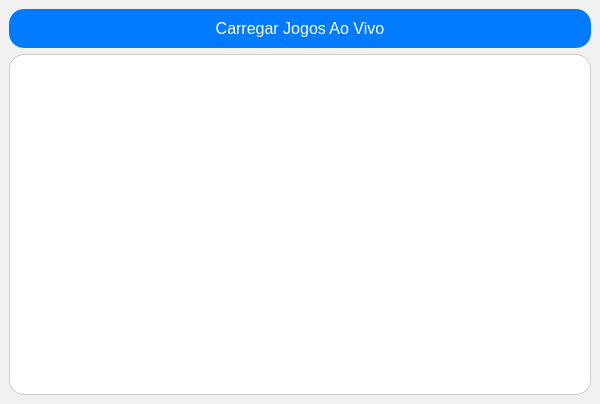
Old version of the form interface.ui in the repository XlouPx/App_futebol.
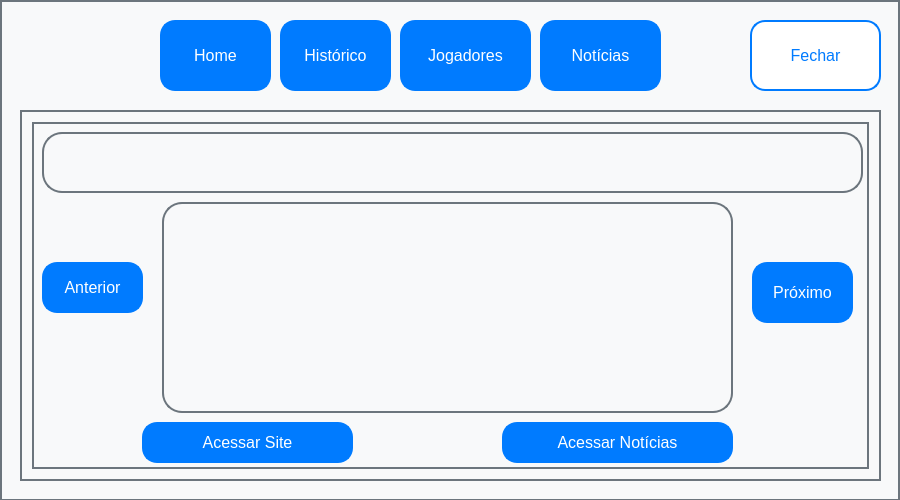
New version of the form. Icons and pictures are not drawn.

Commit message: Versao RealMadriNoticias

The edit to the form file:
```diff
--- a/interface.ui
+++ b/interface.ui
@@ -1,63 +1,638 @@
 <?xml version="1.0" encoding="UTF-8"?>
 <ui version="4.0">
- <class>MainWindow</class>
- <widget class="QMainWindow" name="MainWindow">
+ <class>MeuApp</class>
+ <widget class="QMainWindow" name="MeuApp">
   <property name="geometry">
    <rect>
     <x>0</x>
     <y>0</y>
-    <width>600</width>
-    <height>404</height>
+    <width>900</width>
+    <height>500</height>
    </rect>
   </property>
+  <property name="sizePolicy">
+   <sizepolicy hsizetype="Fixed" vsizetype="Fixed">
+    <horstretch>0</horstretch>
+    <verstretch>0</verstretch>
+   </sizepolicy>
+  </property>
+  <property name="minimumSize">
+   <size>
+    <width>900</width>
+    <height>500</height>
+   </size>
+  </property>
+  <property name="maximumSize">
+   <size>
+    <width>900</width>
+    <height>500</height>
+   </size>
+  </property>
   <property name="windowTitle">
    <string>App_Futebol</string>
   </property>
-  <property name="windowIcon">
-   <iconset>
-    <normaloff>App_futebol.ico</normaloff>App_futebol.ico</iconset>
+  <property name="toolTipDuration">
+   <number>12</number>
   </property>
   <property name="styleSheet">
-   <string notr="true">background-color: #f0f0f0;</string>
+   <string notr="true">background-color: white;</string>
   </property>
   <widget class="QWidget" name="centralwidget">
-   <layout class="QVBoxLayout" name="verticalLayout">
-    <item>
-     <widget class="QPushButton" name="pushButton">
-      <property name="styleSheet">
-       <string notr="true">	border-width: medium;
+   <property name="toolTipDuration">
+    <number>12</number>
+   </property>
+   <widget class="QWidget" name="widget" native="true">
+    <property name="geometry">
+     <rect>
+      <x>0</x>
+      <y>0</y>
+      <width>900</width>
+      <height>501</height>
+     </rect>
+    </property>
+    <property name="toolTipDuration">
+     <number>12</number>
+    </property>
+    <property name="styleSheet">
+     <string notr="true">QWidget {
+    background-color: #f8f9fa;
+    color: #343a40;
+    border: 2px solid #6c757d;
+    padding: 10px;
+    font-size: 14px;
+}</string>
+    </property>
+    <widget class="QPushButton" name="btnFechar">
+     <property name="geometry">
+      <rect>
+       <x>750</x>
+       <y>10</y>
+       <width>131</width>
+       <height>81</height>
+      </rect>
+     </property>
+     <property name="font">
+      <font>
+       <pointsize>14</pointsize>
+      </font>
+     </property>
+     <property name="styleSheet">
+      <string notr="true">QPushButton {
+    background-color: #ffffff;
+    color: #007bff;
+    border: 2px solid #007bff;
+    border-radius: 15px;
+    padding: 10px 20px;
+    font-size: 16px;
+    margin-top: 10px;
+}
+
+QPushButton:hove {
+    background-color: #e5e5e5;
+    color: #0056b3;
+}
+
+QPushButton:presse {
+    background-color: #c6c6c6;
+    color: #004080;
+}
+
+</string>
+     </property>
+     <property name="text">
+      <string>Fechar</string>
+     </property>
+     <property name="flat">
+      <bool>true</bool>
+     </property>
+    </widget>
+    <widget class="QPushButton" name="btnHome">
+     <property name="geometry">
+      <rect>
+       <x>160</x>
+       <y>10</y>
+       <width>111</width>
+       <height>81</height>
+      </rect>
+     </property>
+     <property name="font">
+      <font>
+       <pointsize>14</pointsize>
+      </font>
+     </property>
+     <property name="styleSheet">
+      <string notr="true">QPushButton {
     background-color: #007bff;
     color: white;
-    border: none;
+    border: 2px solid #007bff;
     border-radius: 15px;
     padding: 10px 20px;
     font-size: 16px;
+    margin-top: 10px;
+}
+
+QPushButton:hover {
+    background-color: #0056b3;
+}
+
+QPushButton:pressed {
+    background-color: #004080;
+}
 </string>
-      </property>
-      <property name="text">
-       <string>Carregar Jogos Ao Vivo</string>
-      </property>
-     </widget>
-    </item>
-    <item>
-     <widget class="QTextBrowser" name="textBrowser">
-      <property name="styleSheet">
-       <string notr="true">QTextBrowser {
-    background-color: white;
-    color: black;
-    border: 1px solid #ccc;
+     </property>
+     <property name="text">
+      <string>Home</string>
+     </property>
+     <property name="flat">
+      <bool>true</bool>
+     </property>
+    </widget>
+    <widget class="QPushButton" name="btnJogadores">
+     <property name="geometry">
+      <rect>
+       <x>400</x>
+       <y>10</y>
+       <width>131</width>
+       <height>81</height>
+      </rect>
+     </property>
+     <property name="font">
+      <font>
+       <pointsize>14</pointsize>
+      </font>
+     </property>
+     <property name="styleSheet">
+      <string notr="true">QPushButton {
+    background-color: #007bff;
+    color: white;
+    border: 2px solid #007bff;
     border-radius: 15px;
+    padding: 10px 20px;
+    font-size: 16px;
+    margin-top: 10px;
+}
+
+QPushButton:hover {
+    background-color: #0056b3;
+}
+
+QPushButton:pressed {
+    background-color: #004080;
+}
+</string>
+     </property>
+     <property name="text">
+      <string>Jogadores</string>
+     </property>
+     <property name="flat">
+      <bool>true</bool>
+     </property>
+    </widget>
+    <widget class="QPushButton" name="btnNoticias">
+     <property name="geometry">
+      <rect>
+       <x>540</x>
+       <y>10</y>
+       <width>121</width>
+       <height>81</height>
+      </rect>
+     </property>
+     <property name="font">
+      <font>
+       <pointsize>14</pointsize>
+      </font>
+     </property>
+     <property name="toolTipDuration">
+      <number>12</number>
+     </property>
+     <property name="styleSheet">
+      <string notr="true">QPushButton {
+    background-color: #007bff;
+    color: white;
+    border: 2px solid #007bff;
+    border-radius: 15px;
+    padding: 10px 20px;
+    font-size: 16px;
+    margin-top: 10px;
+}
+
+QPushButton:hover {
+    background-color: #0056b3;
+}
+
+QPushButton:pressed {
+    background-color: #004080;
+}
+</string>
+     </property>
+     <property name="text">
+      <string>Notícias</string>
+     </property>
+     <property name="autoDefault">
+      <bool>false</bool>
+     </property>
+     <property name="default">
+      <bool>false</bool>
+     </property>
+     <property name="flat">
+      <bool>true</bool>
+     </property>
+    </widget>
+    <widget class="QPushButton" name="btnHistoria">
+     <property name="geometry">
+      <rect>
+       <x>280</x>
+       <y>10</y>
+       <width>111</width>
+       <height>81</height>
+      </rect>
+     </property>
+     <property name="font">
+      <font>
+       <pointsize>14</pointsize>
+      </font>
+     </property>
+     <property name="toolTipDuration">
+      <number>12</number>
+     </property>
+     <property name="styleSheet">
+      <string notr="true">QPushButton {
+    background-color: #007bff;
+    color: white;
+    border: 2px solid #007bff;
+    border-radius: 15px;
+    padding: 10px 20px;
+    font-size: 16px;
+    margin-top: 10px;
+}
+
+QPushButton:hover {
+    background-color: #0056b3;
+}
+
+QPushButton:pressed {
+    background-color: #004080;
+}
+</string>
+     </property>
+     <property name="text">
+      <string>Histórico</string>
+     </property>
+     <property name="flat">
+      <bool>true</bool>
+     </property>
+    </widget>
+    <widget class="QStackedWidget" name="stackedWidget">
+     <property name="geometry">
+      <rect>
+       <x>20</x>
+       <y>110</y>
+       <width>861</width>
+       <height>371</height>
+      </rect>
+     </property>
+     <property name="font">
+      <font>
+       <pointsize>14</pointsize>
+      </font>
+     </property>
+     <property name="toolTipDuration">
+      <number>12</number>
+     </property>
+     <property name="styleSheet">
+      <string notr="true">QStackedWidget {
+    background-color: #f8f9fa;
+    color: #343a40;
+    border: 2px solid #6c757d;
     padding: 10px;
     font-size: 14px;
-    min-height: 200px;
+}
+
+QStackedWidget:focus {
+    border: 2px solid #007bff;
+}
+</string>
+     </property>
+     <property name="currentIndex">
+      <number>3</number>
+     </property>
+     <widget class="QWidget" name="home">
+      <widget class="QTextEdit" name="btnResumoHome">
+       <property name="geometry">
+        <rect>
+         <x>0</x>
+         <y>0</y>
+         <width>831</width>
+         <height>341</height>
+        </rect>
+       </property>
+       <property name="toolTipDuration">
+        <number>12</number>
+       </property>
+       <property name="styleSheet">
+        <string notr="true">QTextEdit {
+    background-color: #f8f9fa;
+    color: #343a40;
+    border: 2px solid #6c757d;
+    border-radius: 20px;
+    padding: 8px;
+    font-size: 14px;
 }</string>
+       </property>
+       <property name="html">
+        <string>&lt;!DOCTYPE HTML PUBLIC &quot;-//W3C//DTD HTML 4.0//EN&quot; &quot;http://www.w3.org/TR/REC-html40/strict.dtd&quot;&gt;
+&lt;html&gt;&lt;head&gt;&lt;meta name=&quot;qrichtext&quot; content=&quot;1&quot; /&gt;&lt;style type=&quot;text/css&quot;&gt;
+p, li { white-space: pre-wrap; }
+&lt;/style&gt;&lt;/head&gt;&lt;body style=&quot; font-family:'MS Shell Dlg 2'; font-size:14px; font-weight:400; font-style:normal;&quot;&gt;
+&lt;p style=&quot;-qt-paragraph-type:empty; margin-top:0px; margin-bottom:0px; margin-left:0px; margin-right:0px; -qt-block-indent:0; text-indent:0px;&quot;&gt;&lt;br /&gt;&lt;/p&gt;&lt;/body&gt;&lt;/html&gt;</string>
+       </property>
+      </widget>
+     </widget>
+     <widget class="QWidget" name="Historia">
+      <property name="toolTipDuration">
+       <number>12</number>
       </property>
-      <property name="text" stdset="0">
-       <string/>
+      <widget class="QTextEdit" name="btnResumoHistoria">
+       <property name="geometry">
+        <rect>
+         <x>0</x>
+         <y>0</y>
+         <width>831</width>
+         <height>341</height>
+        </rect>
+       </property>
+       <property name="toolTipDuration">
+        <number>12</number>
+       </property>
+       <property name="styleSheet">
+        <string notr="true">QTextEdit {
+    background-color: #f8f9fa;
+    color: #343a40;
+    border: 2px solid #6c757d;
+    border-radius: 20px;
+    padding: 8px;
+    font-size: 14px;
+}</string>
+       </property>
+       <property name="html">
+        <string>&lt;!DOCTYPE HTML PUBLIC &quot;-//W3C//DTD HTML 4.0//EN&quot; &quot;http://www.w3.org/TR/REC-html40/strict.dtd&quot;&gt;
+&lt;html&gt;&lt;head&gt;&lt;meta name=&quot;qrichtext&quot; content=&quot;1&quot; /&gt;&lt;style type=&quot;text/css&quot;&gt;
+p, li { white-space: pre-wrap; }
+&lt;/style&gt;&lt;/head&gt;&lt;body style=&quot; font-family:'MS Shell Dlg 2'; font-size:14px; font-weight:400; font-style:normal;&quot;&gt;
+&lt;p style=&quot;-qt-paragraph-type:empty; margin-top:0px; margin-bottom:0px; margin-left:0px; margin-right:0px; -qt-block-indent:0; text-indent:0px;&quot;&gt;&lt;br /&gt;&lt;/p&gt;&lt;/body&gt;&lt;/html&gt;</string>
+       </property>
+      </widget>
+     </widget>
+     <widget class="QWidget" name="Jogadores">
+      <widget class="QTextEdit" name="btnResumoJogadores">
+       <property name="geometry">
+        <rect>
+         <x>0</x>
+         <y>0</y>
+         <width>831</width>
+         <height>341</height>
+        </rect>
+       </property>
+       <property name="toolTipDuration">
+        <number>12</number>
+       </property>
+       <property name="styleSheet">
+        <string notr="true">QTextEdit {
+    background-color: #f8f9fa;
+    color: #343a40;
+    border: 2px solid #6c757d;
+    border-radius: 20px;
+    padding: 8px;
+    font-size: 14px;
+}</string>
+       </property>
+       <property name="html">
+        <string>&lt;!DOCTYPE HTML PUBLIC &quot;-//W3C//DTD HTML 4.0//EN&quot; &quot;http://www.w3.org/TR/REC-html40/strict.dtd&quot;&gt;
+&lt;html&gt;&lt;head&gt;&lt;meta name=&quot;qrichtext&quot; content=&quot;1&quot; /&gt;&lt;style type=&quot;text/css&quot;&gt;
+p, li { white-space: pre-wrap; }
+&lt;/style&gt;&lt;/head&gt;&lt;body style=&quot; font-family:'MS Shell Dlg 2'; font-size:14px; font-weight:400; font-style:normal;&quot;&gt;
+&lt;p style=&quot;-qt-paragraph-type:empty; margin-top:0px; margin-bottom:0px; margin-left:0px; margin-right:0px; -qt-block-indent:0; text-indent:0px;&quot;&gt;&lt;br /&gt;&lt;/p&gt;&lt;/body&gt;&lt;/html&gt;</string>
+       </property>
+      </widget>
+     </widget>
+     <widget class="QWidget" name="Noticias">
+      <property name="toolTipDuration">
+       <number>12</number>
       </property>
+      <widget class="QLabel" name="btnTitulo">
+       <property name="geometry">
+        <rect>
+         <x>10</x>
+         <y>10</y>
+         <width>821</width>
+         <height>81</height>
+        </rect>
+       </property>
+       <property name="toolTipDuration">
+        <number>12</number>
+       </property>
+       <property name="styleSheet">
+        <string notr="true">QLabel {
+    background-color: #f8f9fa;
+    color: #343a40;
+    border: 2px solid #6c757d;
+    border-radius: 20px;
+    padding: 8px; 
+    font-size: 18px;
+    margin-bottom: 20px;
+}</string>
+       </property>
+       <property name="text">
+        <string/>
+       </property>
+      </widget>
+      <widget class="QPushButton" name="btnLink">
+       <property name="geometry">
+        <rect>
+         <x>110</x>
+         <y>290</y>
+         <width>211</width>
+         <height>51</height>
+        </rect>
+       </property>
+       <property name="toolTipDuration">
+        <number>12</number>
+       </property>
+       <property name="styleSheet">
+        <string notr="true">QPushButton {
+    background-color: #007bff;
+    color: white;
+    border: 2px solid #007bff;
+    border-radius: 15px;
+    padding: 10px 20px;
+    font-size: 16px;
+    margin-top: 10px;
+}
+
+QPushButton:hover {
+    background-color: #0056b3;
+}
+
+QPushButton:pressed {
+    background-color: #004080;
+}
+</string>
+       </property>
+       <property name="text">
+        <string>Acessar Site</string>
+       </property>
+      </widget>
+      <widget class="QTextEdit" name="btnResumo">
+       <property name="geometry">
+        <rect>
+         <x>130</x>
+         <y>80</y>
+         <width>571</width>
+         <height>211</height>
+        </rect>
+       </property>
+       <property name="toolTipDuration">
+        <number>12</number>
+       </property>
+       <property name="styleSheet">
+        <string notr="true">QTextEdit {
+    background-color: #f8f9fa;
+    color: #343a40;
+    border: 2px solid #6c757d;
+    border-radius: 20px;
+    padding: 8px;
+    font-size: 14px;
+}</string>
+       </property>
+       <property name="html">
+        <string>&lt;!DOCTYPE HTML PUBLIC &quot;-//W3C//DTD HTML 4.0//EN&quot; &quot;http://www.w3.org/TR/REC-html40/strict.dtd&quot;&gt;
+&lt;html&gt;&lt;head&gt;&lt;meta name=&quot;qrichtext&quot; content=&quot;1&quot; /&gt;&lt;style type=&quot;text/css&quot;&gt;
+p, li { white-space: pre-wrap; }
+&lt;/style&gt;&lt;/head&gt;&lt;body style=&quot; font-family:'MS Shell Dlg 2'; font-size:14px; font-weight:400; font-style:normal;&quot;&gt;
+&lt;p style=&quot;-qt-paragraph-type:empty; margin-top:0px; margin-bottom:0px; margin-left:0px; margin-right:0px; -qt-block-indent:0; text-indent:0px;&quot;&gt;&lt;br /&gt;&lt;/p&gt;&lt;/body&gt;&lt;/html&gt;</string>
+       </property>
+      </widget>
+      <widget class="QPushButton" name="btnLinkNoticia">
+       <property name="geometry">
+        <rect>
+         <x>470</x>
+         <y>290</y>
+         <width>231</width>
+         <height>51</height>
+        </rect>
+       </property>
+       <property name="toolTipDuration">
+        <number>12</number>
+       </property>
+       <property name="styleSheet">
+        <string notr="true">QPushButton {
+    background-color: #007bff;
+    color: white;
+    border: 2px solid #007bff;
+    border-radius: 15px;
+    padding: 10px 20px;
+    font-size: 16px;
+    margin-top: 10px;
+}
+
+QPushButton:hover {
+    background-color: #0056b3;
+}
+
+QPushButton:pressed {
+    background-color: #004080;
+}
+</string>
+       </property>
+       <property name="text">
+        <string>Acessar Notícias</string>
+       </property>
+      </widget>
+      <widget class="QPushButton" name="btnProximo">
+       <property name="geometry">
+        <rect>
+         <x>720</x>
+         <y>130</y>
+         <width>101</width>
+         <height>71</height>
+        </rect>
+       </property>
+       <property name="font">
+        <font>
+         <pointsize>14</pointsize>
+        </font>
+       </property>
+       <property name="styleSheet">
+        <string notr="true">QPushButton {
+    background-color: #007bff;
+    color: white;
+    border: 2px solid #007bff;
+    border-radius: 15px;
+    padding: 10px 20px;
+    font-size: 16px;
+    margin-top: 10px;
+}
+
+QPushButton:hover {
+    background-color: #0056b3;
+}
+
+QPushButton:pressed {
+    background-color: #004080;
+}
+</string>
+       </property>
+       <property name="text">
+        <string>Próximo</string>
+       </property>
+       <property name="flat">
+        <bool>true</bool>
+       </property>
+      </widget>
+      <widget class="QPushButton" name="btnAnterior">
+       <property name="geometry">
+        <rect>
+         <x>10</x>
+         <y>130</y>
+         <width>101</width>
+         <height>61</height>
+        </rect>
+       </property>
+       <property name="font">
+        <font>
+         <pointsize>14</pointsize>
+        </font>
+       </property>
+       <property name="styleSheet">
+        <string notr="true">QPushButton {
+    background-color: #007bff;
+    color: white;
+    border: 2px solid #007bff;
+    border-radius: 15px;
+    padding: 10px 20px;
+    font-size: 16px;
+    margin-top: 10px;
+}
+
+QPushButton:hover {
+    background-color: #0056b3;
+}
+
+QPushButton:pressed {
+    background-color: #004080;
+}
+</string>
+       </property>
+       <property name="text">
+        <string>Anterior</string>
+       </property>
+       <property name="flat">
+        <bool>true</bool>
+       </property>
+      </widget>
      </widget>
-    </item>
-   </layout>
+    </widget>
+   </widget>
   </widget>
  </widget>
  <resources/>
```
The commit also changes 2 other files.
